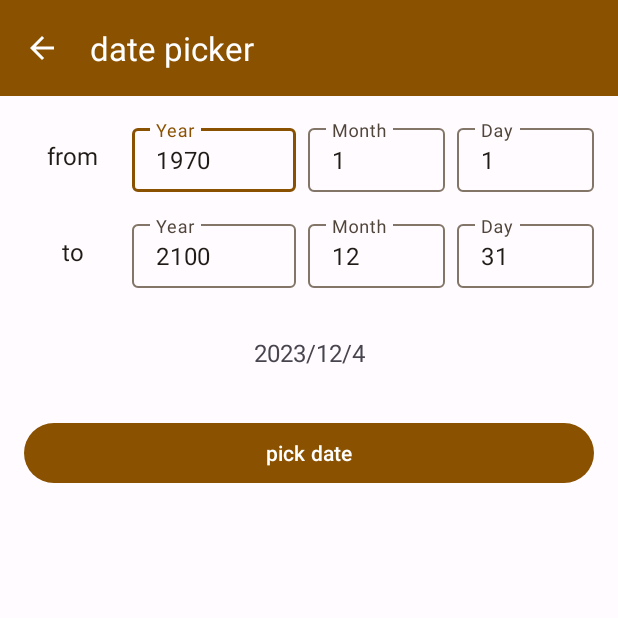
After one commit to hwisprianz/arcsample, an Android app: the DatePickerSampleActivity screen opened directly, with no data from a screen before it, on a phone screen of 412 x 824 dp, the top half of it. The commit adds this screen. Run offline under Robolectric (Android 15) with nearby library versions, the phone set to English and light mode, and no system bars.

Commit message:
日期选择器示例

```diff
--- a/app/build.gradle
+++ b/app/build.gradle
@@ -40,11 +40,11 @@ android {
 
 dependencies {
 
+    implementation project(path: ':scaffold')
     implementation "androidx.core:core-ktx:$android_core_ktx_version"
     implementation "androidx.appcompat:appcompat:$android_appcompat_version"
     implementation "com.google.android.material:material:$android_material_version"
     implementation "androidx.constraintlayout:constraintlayout:$constraintlayout_version"
-    implementation project(path: ':scaffold')
 
     testImplementation 'junit:junit:4.13.2'
     androidTestImplementation 'androidx.test.ext:junit:1.1.5'
--- a/app/src/main/AndroidManifest.xml
+++ b/app/src/main/AndroidManifest.xml
@@ -23,6 +23,10 @@
             </intent-filter>
         </activity>
 
+        <activity
+            android:name="com.z.arcsample.ui.activity.DatePickerSampleActivity"
+            android:exported="false" />
+
     </application>
 
 </manifest>
--- /dev/null
+++ b/app/src/main/java/com/z/arcsample/ui/activity/DatePickerSampleActivity.kt
@@ -0,0 +1,125 @@
+package com.z.arcsample.ui.activity
+
+import android.annotation.SuppressLint
+import android.os.Bundle
+import android.widget.Toast
+import androidx.appcompat.app.AppCompatActivity
+import androidx.recyclerview.widget.LinearLayoutManager
+import com.z.arcsample.databinding.ActivitySampleDatePickerBinding
+import com.z.scaffold.ui.bottomsheet.DatePickerBottomSheet
+import java.util.Calendar
+
+
+/**
+ *
+ *
+ * Created by Blate on 2023/11/24
+ */
+class DatePickerSampleActivity : AppCompatActivity() {
+
+    private val mViewBinding: ActivitySampleDatePickerBinding by lazy {
+        ActivitySampleDatePickerBinding.inflate(layoutInflater)
+    }
+
+    override fun onCreate(savedInstanceState: Bundle?) {
+        super.onCreate(savedInstanceState)
+        setContentView(mViewBinding.root)
+
+        initializeUi()
+        setViewListener()
+    }
+
+    @SuppressLint("SetTextI18n")
+    private fun initializeUi() {
+        mViewBinding.etFromYear.setText("1970")
+        mViewBinding.etFromMonth.setText("1")
+        mViewBinding.etFromDay.setText("1")
+
+        mViewBinding.etToYear.setText("2100")
+        mViewBinding.etToMonth.setText("12")
+        mViewBinding.etToDay.setText("31")
+
+        val calendar: Calendar = Calendar.getInstance()
+        mViewBinding.tvDate.text = "${calendar.get(Calendar.YEAR)}" +
+                "/${calendar.get(Calendar.MONTH) + 1}" +
+                "/${calendar.get(Calendar.DAY_OF_MONTH)}"
+    }
+
+    private fun setViewListener() {
+        mViewBinding.topBar.setNavigationOnClickListener { finish() }
+        mViewBinding.btPickDate.setOnClickListener {
+            val fromYear: Int = try {
+                mViewBinding.etFromYear.text.toString().toInt()
+            } catch (e: Exception) {
+                1970
+            }
+            val fromMonth: Int = try {
+                mViewBinding.etFromMonth.text.toString().toInt()
+            } catch (e: Exception) {
+                1
+            }
+            val fromDay: Int = try {
+                mViewBinding.etFromDay.text.toString().toInt()
+            } catch (e: Exception) {
+                1
+            }
+
+            val toYear: Int = try {
+                mViewBinding.etToYear.text.toString().toInt()
+            } catch (e: Exception) {
+                2100
+            }
+            val toMonth: Int = try {
+                mViewBinding.etToMonth.text.toString().toInt()
+            } catch (e: Exception) {
+                12
+            }
+            val toDay: Int = try {
+                mViewBinding.etToDay.text.toString().toInt()
+            } catch (e: Exception) {
+                31
+            }
+
+            val defaultYear = try {
+                mViewBinding.tvDate.text.toString().split("/")[0].toInt()
+            } catch (e: Exception) {
+                Calendar.getInstance().get(Calendar.YEAR)
+            }
+            val defaultMonth = try {
+                mViewBinding.tvDate.text.toString().split("/")[1].toInt()
+            } catch (e: Exception) {
+                Calendar.getInstance().get(Calendar.MONTH) + 1
+            }
+            val defaultDay = try {
+                mViewBinding.tvDate.text.toString().split("/")[2].toInt()
+            } catch (e: Exception) {
+                Calendar.getInstance().get(Calendar.DAY_OF_MONTH)
+            }
+
+            DatePickerBottomSheet.Builder(this)
+                .setFrom(fromYear, fromMonth, fromDay)
+                .setTo(toYear, toMonth, toDay)
+                .setDefault(defaultYear, defaultMonth, defaultDay)
+                .setOnViewClickListener(object : DatePickerBottomSheet.OnViewClickListener {
+
+                    override fun onTopStartButtonClick(dialog: DatePickerBottomSheet) {
+                        dialog.dismiss()
+                    }
+
+                    @SuppressLint("SetTextI18n")
+                    override fun onTopEndButtonClick(dialog: DatePickerBottomSheet) {
+                        val calendar: Calendar = dialog.getSelectedDate()
+                        mViewBinding.tvDate.text = "${calendar.get(Calendar.YEAR)}" +
+                                "/${calendar.get(Calendar.MONTH) + 1}" +
+                                "/${calendar.get(Calendar.DAY_OF_MONTH)}"
+                        dialog.dismiss()
+                    }
+
+                })
+                .build()
+                .show()
+
+        }
+    }
+
+}
--- a/app/src/main/java/com/z/arcsample/ui/activity/MainActivity.kt
+++ b/app/src/main/java/com/z/arcsample/ui/activity/MainActivity.kt
@@ -1,5 +1,6 @@
 package com.z.arcsample.ui.activity
 
+import android.content.Intent
 import androidx.appcompat.app.AppCompatActivity
 import android.os.Bundle
 import android.widget.Toast
@@ -56,30 +57,7 @@ class MainActivity : AppCompatActivity() {
     }
 
     private fun showDatePicker() {
-        DatePickerBottomSheet.Builder(this)
-            .setOnViewClickListener(object : DatePickerBottomSheet.OnViewClickListener {
-
-                override fun onTopStartButtonClick(dialog: DatePickerBottomSheet) {
-                    dialog.dismiss()
-                }
-
-                override fun onTopEndButtonClick(dialog: DatePickerBottomSheet) {
-                    val date: String = dialog.getSelectedDate().let {
-                        "${it.get(Calendar.YEAR)}" +
-                                "/${it.get(Calendar.MONTH) + 1}" +
-                                "/${it.get(Calendar.DAY_OF_MONTH)}"
-                    }
-                    Toast.makeText(
-                        this@MainActivity,
-                        "select: $date",
-                        Toast.LENGTH_SHORT
-                    ).show()
-                    dialog.dismiss()
-                }
-
-            })
-            .build()
-            .show()
+        startActivity(Intent(this, DatePickerSampleActivity::class.java))
     }
 
 }
--- /dev/null
+++ b/app/src/main/res/layout/activity_sample_date_picker.xml
@@ -0,0 +1,174 @@
+<?xml version="1.0" encoding="utf-8"?>
+<LinearLayout xmlns:android="http://schemas.android.com/apk/res/android"
+    xmlns:app="http://schemas.android.com/apk/res-auto"
+    xmlns:tools="http://schemas.android.com/tools"
+    android:layout_width="match_parent"
+    android:layout_height="match_parent"
+    android:orientation="vertical">
+
+    <androidx.appcompat.widget.Toolbar
+        android:id="@+id/top_bar"
+        android:layout_width="match_parent"
+        android:layout_height="?attr/actionBarSize"
+        android:background="?attr/colorPrimary"
+        app:navigationIcon="@drawable/scaffold_ic_arrow_back_on_primary_24px"
+        app:title="@string/func_date_picker"
+        app:titleTextColor="?attr/colorOnPrimary" />
+
+    <LinearLayout
+        android:layout_width="match_parent"
+        android:layout_height="48dp"
+        android:layout_marginTop="16dp"
+        android:paddingStart="16dp"
+        android:paddingEnd="16dp">
+
+        <androidx.appcompat.widget.AppCompatTextView
+            android:layout_width="64dp"
+            android:layout_height="match_parent"
+            android:gravity="center"
+            android:text="@string/from"
+            android:textColor="?attr/colorOnSurface"
+            android:textSize="16sp" />
+
+        <com.google.android.material.textfield.TextInputLayout
+            android:layout_width="0dp"
+            android:layout_height="48dp"
+            android:layout_marginStart="8dp"
+            android:layout_weight="1.2"
+            android:hint="@string/scaffold_year_title">
+
+            <com.google.android.material.textfield.TextInputEditText
+                android:id="@+id/et_from_year"
+                android:layout_width="match_parent"
+                android:layout_height="match_parent"
+                android:maxLength="4"
+                android:paddingHorizontal="8dp"
+                android:paddingVertical="2dp" />
+
+        </com.google.android.material.textfield.TextInputLayout>
+
+        <com.google.android.material.textfield.TextInputLayout
+            android:layout_width="0dp"
+            android:layout_height="48dp"
+            android:layout_marginStart="8dp"
+            android:layout_weight="1"
+            android:hint="@string/scaffold_month_title">
+
+            <com.google.android.material.textfield.TextInputEditText
+                android:id="@+id/et_from_month"
+                android:layout_width="match_parent"
+                android:layout_height="match_parent"
+                android:maxLength="2"
+                android:paddingHorizontal="8dp"
+                android:paddingVertical="2dp" />
+
+        </com.google.android.material.textfield.TextInputLayout>
+
+        <com.google.android.material.textfield.TextInputLayout
+            android:layout_width="0dp"
+            android:layout_height="48dp"
+            android:layout_marginStart="8dp"
+            android:layout_weight="1"
+            android:hint="@string/scaffold_day_title">
+
+            <com.google.android.material.textfield.TextInputEditText
+                android:id="@+id/et_from_day"
+                android:layout_width="match_parent"
+                android:layout_height="match_parent"
+                android:maxLength="2"
+                android:paddingHorizontal="8dp"
+                android:paddingVertical="2dp" />
+
+        </com.google.android.material.textfield.TextInputLayout>
+
+    </LinearLayout>
+
+    <LinearLayout
+        android:layout_width="match_parent"
+        android:layout_height="48dp"
+        android:layout_marginTop="16dp"
+        android:paddingStart="16dp"
+        android:paddingEnd="16dp">
+
+        <androidx.appcompat.widget.AppCompatTextView
+            android:layout_width="64dp"
+            android:layout_height="match_parent"
+            android:gravity="center"
+            android:text="@string/to"
+            android:textColor="?attr/colorOnSurface"
+            android:textSize="16sp" />
+
+        <com.google.android.material.textfield.TextInputLayout
+            android:layout_width="0dp"
+            android:layout_height="48dp"
+            android:layout_marginStart="8dp"
+            android:layout_weight="1.2"
+            android:hint="@string/scaffold_year_title">
+
+            <com.google.android.material.textfield.TextInputEditText
+                android:id="@+id/et_to_year"
+                android:layout_width="match_parent"
+                android:layout_height="match_parent"
+                android:maxLength="4"
+                android:paddingHorizontal="8dp"
+                android:paddingVertical="2dp" />
+
+        </com.google.android.material.textfield.TextInputLayout>
+
+        <com.google.android.material.textfield.TextInputLayout
+            android:layout_width="0dp"
+            android:layout_height="48dp"
+            android:layout_marginStart="8dp"
+            android:layout_weight="1"
+            android:hint="@string/scaffold_month_title">
+
+            <com.google.android.material.textfield.TextInputEditText
+                android:id="@+id/et_to_month"
+                android:layout_width="match_parent"
+                android:layout_height="match_parent"
+                android:maxLength="2"
+                android:paddingHorizontal="8dp"
+                android:paddingVertical="2dp" />
+
+        </com.google.android.material.textfield.TextInputLayout>
+
+        <com.google.android.material.textfield.TextInputLayout
+            android:layout_width="0dp"
+            android:layout_height="48dp"
+            android:layout_marginStart="8dp"
+            android:layout_weight="1"
+            android:hint="@string/scaffold_day_title">
+
+            <com.google.android.material.textfield.TextInputEditText
+                android:id="@+id/et_to_day"
+                android:layout_width="match_parent"
+                android:layout_height="match_parent"
+                android:maxLength="2"
+                android:paddingHorizontal="8dp"
+                android:paddingVertical="2dp" />
+
+        </com.google.android.material.textfield.TextInputLayout>
+
+    </LinearLayout>
+
+    <com.google.android.material.textview.MaterialTextView
+        android:id="@+id/tv_date"
+        android:layout_width="match_parent"
+        android:layout_height="wrap_content"
+        android:layout_marginHorizontal="16dp"
+        android:layout_marginTop="32dp"
+        android:ellipsize="end"
+        android:gravity="center"
+        android:singleLine="true"
+        android:textSize="16sp"
+        tools:text="@tools:sample/lorem" />
+
+    <com.google.android.material.button.MaterialButton
+        android:id="@+id/bt_pick_date"
+        android:layout_width="match_parent"
+        android:layout_height="wrap_content"
+        android:layout_marginHorizontal="16dp"
+        android:layout_marginTop="32dp"
+        android:text="@string/pick_date" />
+
+</LinearLayout>
--- a/app/src/main/res/values/strings.xml
+++ b/app/src/main/res/values/strings.xml
@@ -4,4 +4,8 @@
 
     <string name="func_date_picker">date picker</string>
 
+    <string name="from">from</string>
+    <string name="to">to</string>
+    <string name="pick_date">pick date</string>
+
 </resources>
--- a/scaffold/src/main/java/com/z/scaffold/ui/bottomsheet/DatePickerBottomSheet.kt
+++ b/scaffold/src/main/java/com/z/scaffold/ui/bottomsheet/DatePickerBottomSheet.kt
@@ -297,7 +297,7 @@ class DatePickerBottomSheet private constructor(context: Context) :
                 w { "setFrom: month must be greater than 0; but set month is $month; has reset month to 1" }
                 1
             } else if (month > 12) {
-                w { "setFrom: month must be less than 13; but set month is $month; has reset month to 12" }
+                w { "setFrom: month must be no greater 12; but set month is $month; has reset month to 12" }
                 12
             } else {
                 month
@@ -310,7 +310,7 @@ class DatePickerBottomSheet private constructor(context: Context) :
                 w { "setFrom: day must be greater than 0; but set day is $day; has reset day to 1" }
                 1
             } else if (day > dayMax) {
-                w { "setFrom: When $checkedYear/$checkedMonth, day must be less than $dayMax; but set day is $day; has reset day to $dayMax" }
+                w { "setFrom: When $checkedYear/$checkedMonth, day must be no greater $dayMax; but set day is $day; has reset day to $dayMax" }
                 dayMax
             } else {
                 day
@@ -354,7 +354,7 @@ class DatePickerBottomSheet private constructor(context: Context) :
                 w { "setTo: month must be greater than 0; but set month is $month; has reset month to 1" }
                 1
             } else if (month > 12) {
-                w { "setTo: month must be less than 13; but set month is $month; has reset month to 12" }
+                w { "setTo: month must be no greater 12; but set month is $month; has reset month to 12" }
                 12
             } else {
                 month
@@ -367,7 +367,7 @@ class DatePickerBottomSheet private constructor(context: Context) :
                 w { "setTo: day must be greater than 0; but set day is $day; has reset day to 1" }
                 1
             } else if (day > dayMax) {
-                w { "setTo: When $checkedYear/$checkedMonth, day must be less than $dayMax; but set day is $day; has reset day to $dayMax" }
+                w { "setTo: When $checkedYear/$checkedMonth, day must be no greater $dayMax; but set day is $day; has reset day to $dayMax" }
                 dayMax
             } else {
                 day
@@ -407,7 +407,7 @@ class DatePickerBottomSheet private constructor(context: Context) :
                 w { "setDefault: month must be greater than 0; but set month is $month; has reset month to 1" }
                 1
             } else if (month > 12) {
-                w { "setDefault: month must be less than 13; but set month is $month; has reset month to 12" }
+                w { "setDefault: month must be no greater 13; but set month is $month; has reset month to 12" }
                 12
             } else {
                 month
@@ -420,7 +420,7 @@ class DatePickerBottomSheet private constructor(context: Context) :
                 w { "setDefault: day must be greater than 0; but set day is $day; has reset day to 1" }
                 1
             } else if (day > dayMax) {
-                w { "setDefault: When $checkedYear/$checkedMonth, day must be less than $dayMax; but set day is $day; has reset day to $dayMax" }
+                w { "setDefault: When $checkedYear/$checkedMonth, day must be no greater $dayMax; but set day is $day; has reset day to $dayMax" }
                 dayMax
             } else {
                 day
--- /dev/null
+++ b/scaffold/src/main/res/drawable/scaffold_ic_arrow_back_on_primary_24px.xml
@@ -0,0 +1,11 @@
+<vector xmlns:android="http://schemas.android.com/apk/res/android"
+    android:width="24dp"
+    android:height="24dp"
+    android:autoMirrored="true"
+    android:tint="?attr/colorOnPrimary"
+    android:viewportWidth="960"
+    android:viewportHeight="960">
+    <path
+        android:fillColor="@android:color/white"
+        android:pathData="M313,520L537,744L480,800L160,480L480,160L537,216L313,440L800,440L800,520L313,520Z" />
+</vector>
```
Also changed, not shown: 1 other file.
